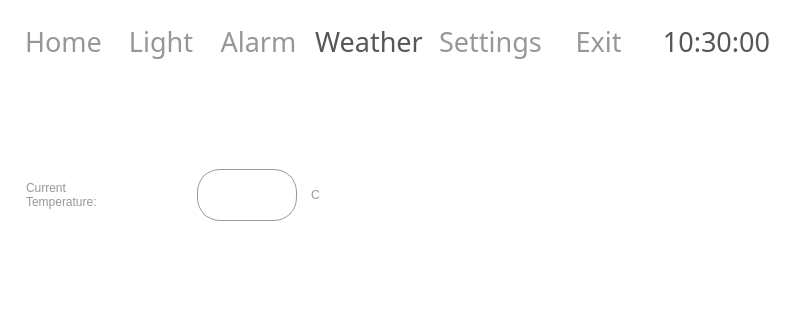
The window that WeatherUi.ui (HarrisonPlume/BedsideTable) describes before a commit, drawn with Qt 5; both pictures show x 0 to 800 and y 0 to 320 of the 800 by 480 pixel window.
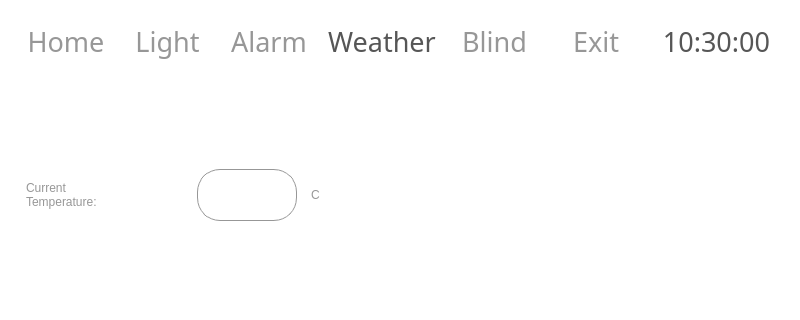
The same window after the commit.

Commit message: Added Blind Functionality

What changed in the file:
```diff
--- a/WeatherUi.ui
+++ b/WeatherUi.ui
@@ -196,7 +196,7 @@
           <string notr="true">border-style: solid;border-width: 0px;border-radius:0;background-color: #FFFFFF; padding:5px; color:#979797;font: 20pt &quot;Assistant&quot;;</string>
          </property>
          <property name="text">
-          <string>Settings</string>
+          <string>Blind</string>
          </property>
         </widget>
        </item>
```
Left out of the diff: 4 changed lines with no effect on the pictures. The commit also changes 8 other files.
